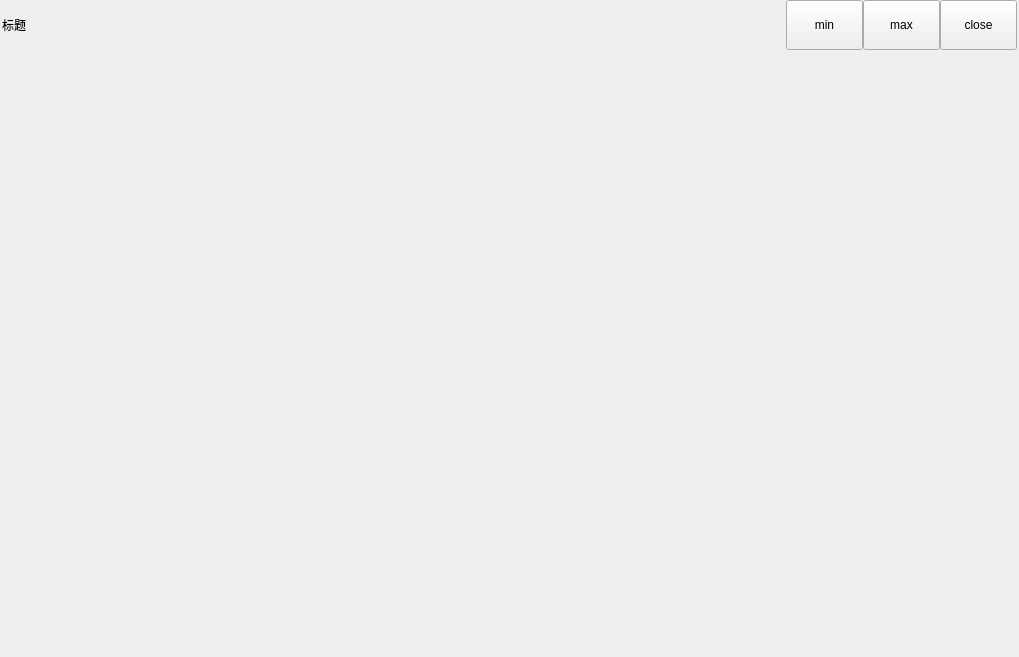
First picture: the form in src/widget.ui, repository mahuifa/QMPlayer, before the edit.
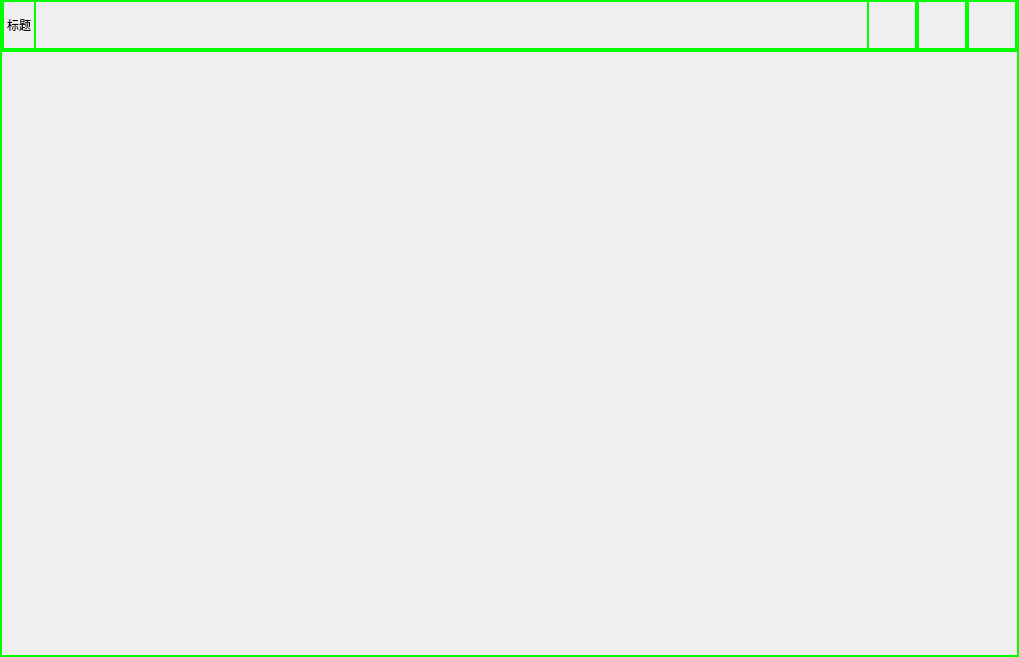
Second picture: the form after the edit.

Commit message:
UI：设置样式表
    1、设置背景样式；
    2、添加最大化最小化、关闭按键图标；
    3、增加main.css样式表。

```diff
--- a/src/widget.ui
+++ b/src/widget.ui
@@ -14,7 +14,10 @@
    <string>Widget</string>
   </property>
   <property name="styleSheet">
-   <string notr="true"/>
+   <string notr="true">*{
+border: 2px solid  rgb(0, 255, 0);
+}
+</string>
   </property>
   <layout class="QGridLayout" name="gridLayout">
    <property name="leftMargin">
@@ -102,7 +105,7 @@
            </size>
           </property>
           <property name="text">
-           <string>min</string>
+           <string/>
           </property>
          </widget>
         </item>
@@ -121,7 +124,7 @@
            </size>
           </property>
           <property name="text">
-           <string>max</string>
+           <string/>
           </property>
          </widget>
         </item>
@@ -140,7 +143,7 @@
            </size>
           </property>
           <property name="text">
-           <string>close</string>
+           <string/>
           </property>
          </widget>
         </item>
```
Left out of the diff: 8 changed lines with no effect on the pictures. The commit also changes 7 other files.
